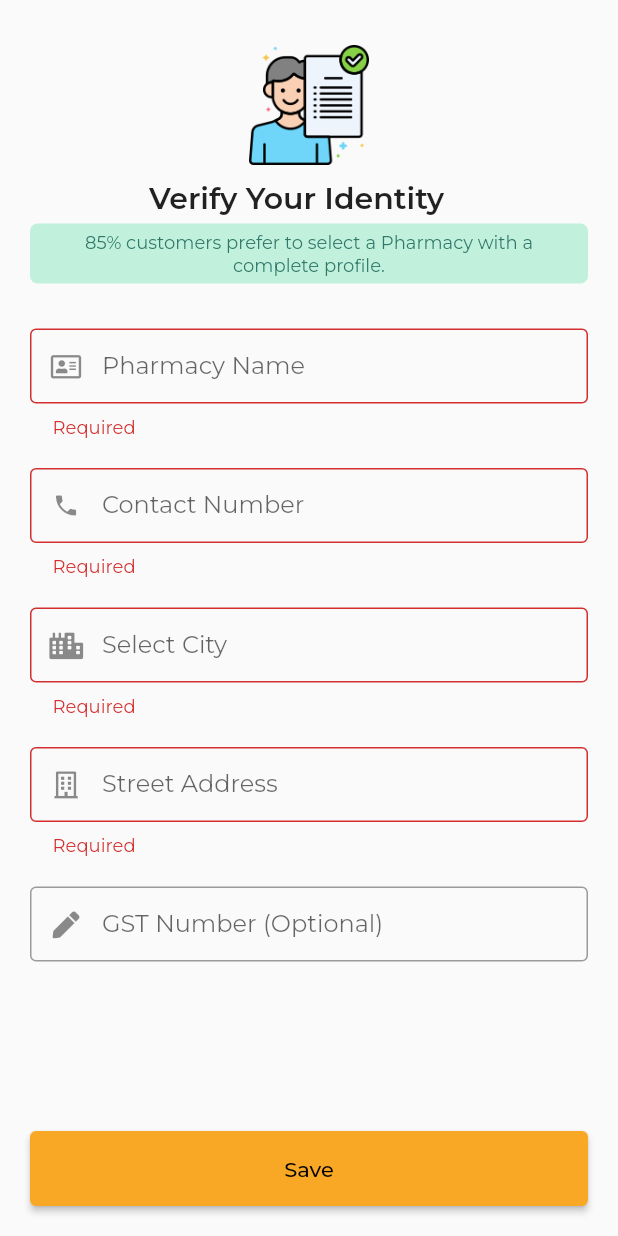
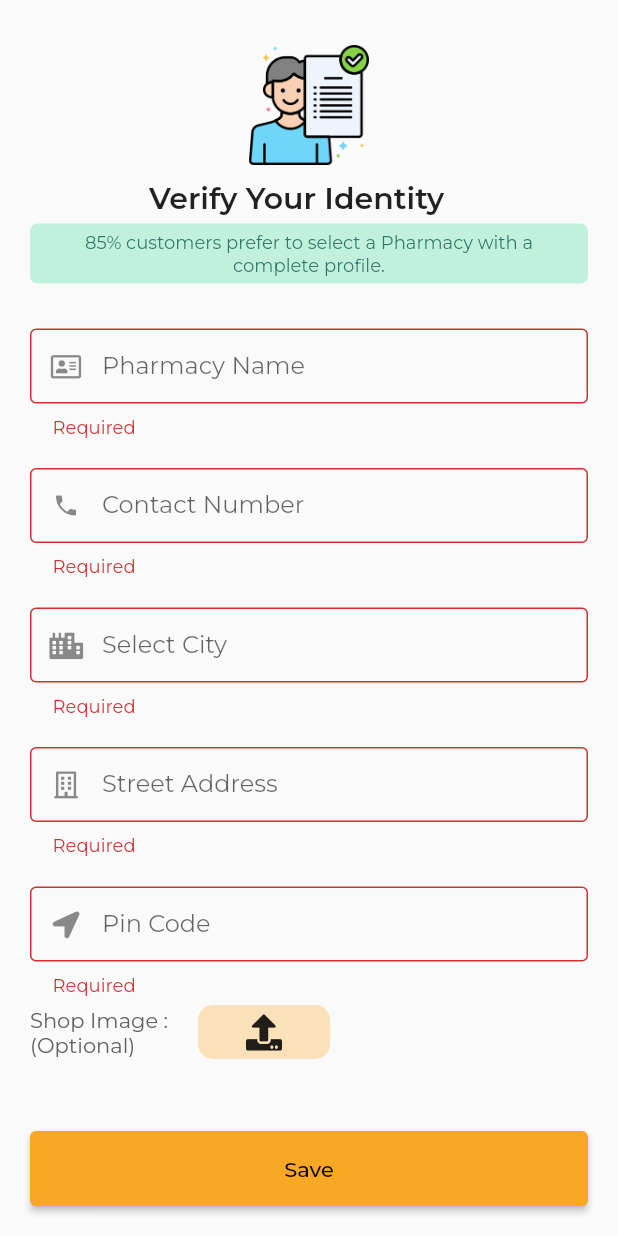
Before and after one commit to gauravmehta13/FastMeds-Partner, a Flutter app: the Pharmacy screen opened directly, after a tap on "Save", on a phone screen of 412 x 824 dp. Run offline on Flutter 3.47's test engine with Material 2 defaults, Android fonts, the phone set to English and light mode, and no system bars; our stand-ins replace cloud_firestore, dio, firebase_analytics, firebase_auth, firebase_core, firebase_storage and 7 more; missing offline and left inert: a package; accounts and stored records are empty.

Commit message:
Adding upload fucntionality

```diff
--- a/lib/Screens/OnBoarding/Pharmacy.dart
+++ b/lib/Screens/OnBoarding/Pharmacy.dart
@@ -1,15 +1,21 @@
+import 'dart:convert';
+import 'dart:io';
+
 import 'package:fastmeds/Constants/Constants.dart';
 import 'package:fastmeds/Constants/Districts.dart';
-import 'package:fastmeds/Screens/Home%20Page.dart';
 import 'package:fastmeds/Screens/Profile.dart';
 import 'package:fastmeds/models/database.dart';
+import 'package:flutter/foundation.dart';
 import 'package:flutter/services.dart';
 import 'package:dio/dio.dart';
 import 'package:firebase_auth/firebase_auth.dart';
 import 'package:flutter/cupertino.dart';
 import 'package:flutter/material.dart';
+import 'package:flutter_native_image/flutter_native_image.dart';
 import 'package:font_awesome_flutter/font_awesome_flutter.dart';
 import 'dart:convert' as convert;
+import 'package:firebase_storage/firebase_storage.dart' as firebase_storage;
+import 'package:image_picker/image_picker.dart';
 import '../../Fade Route.dart';
 
 final FirebaseAuth _auth = FirebaseAuth.instance;
@@ -22,6 +28,11 @@ class Pharmacy extends StatefulWidget {
 }
 
 class _PharmacyState extends State<Pharmacy> {
+  late File imageFile;
+  late bool isLoading;
+  late String imageUrl;
+  var pickupData;
+  List<String> pickupOptions = [];
   var dio = Dio();
   final _scaffoldKey = GlobalKey<ScaffoldState>();
   bool loading = false;
@@ -33,15 +44,8 @@ class _PharmacyState extends State<Pharmacy> {
   final formKey = GlobalKey<FormState>();
   var companyName = new TextEditingController();
   var streetAddress = new TextEditingController();
-  var gstNo = new TextEditingController();
+  var pinCode = new TextEditingController();
   var phone = new TextEditingController();
-
-  // PlatformFile displayImage;
-  // String displayImageLink;
-  // PlatformFile incorporationCertificate;
-  // String incorporationCertificateLink;
-  // List<PlatformFile> otherImages = [];
-  List<String> otherImagesLink = [];
   bool uploadingImages = false;
   final ScrollController scrollController = ScrollController();
 
@@ -80,7 +84,7 @@ class _PharmacyState extends State<Pharmacy> {
                         await DatabaseService(_auth.currentUser!.uid)
                             .updatePharmacyData(
                                 companyName.text,
-                                gstNo.text,
+                                pinCode.text,
                                 streetAddress.text,
                                 districtName,
                                 stateName,
@@ -340,17 +344,74 @@ class _PharmacyState extends State<Pharmacy> {
                                         },
                                       ),
                                       box20,
-                                      new TextFormField(
-                                        autovalidateMode:
-                                            AutovalidateMode.onUserInteraction,
-                                        controller: gstNo,
+                                      Row(
+                                        children: [
+                                          Expanded(
+                                              child: TextFormField(
+                                            keyboardType: TextInputType.number,
+                                            maxLength: 6,
+                                            textInputAction:
+                                                TextInputAction.next,
+                                            controller: pinCode,
+                                            onChanged: (pin) async {
+                                              var pickupPin = int.tryParse(pin);
+                                              var count = 0, temp = pickupPin;
+                                              while (temp! > 0) {
+                                                count++;
+                                                temp = (temp / 10).floor();
+                                              }
+                                              print(count);
+                                              setState(() {
+                                                pickupOptions = [];
+                                              });
+                                              if (count == 6) {
+                                                getPinData() async {
+                                                  var response = await dio.get(
+                                                      "https://api.postalpincode.in/pincode/$pin");
+                                                  print(response.data);
+                                                  var data = json
+                                                      .decode(response.data);
+                                                  setState(() {
+                                                    pickupOptions = [];
+                                                  });
+                                                  for (int i = 0;
+                                                      i <
+                                                          data[0]["PostOffice"]
+                                                              .length;
+                                                      i++) {
+                                                    pickupOptions.add(data[0]
+                                                            ["PostOffice"][i]
+                                                        ["Name"]);
+                                                  }
+
+                                                  setState(() {
+                                                    pickupData =
+                                                        data[0]["PostOffice"];
+                                                    pickupOptions =
+                                                        pickupOptions;
+                                                  });
+                                                  print(pickupOptions);
+                                                  print(pickupData);
+                                                }
+
+                                                getPinData();
+                                              }
+                                            },
                                             decoration: new InputDecoration(
-                                            isDense: true, // Added this
-                                            prefixIcon:
-                                                Icon(FontAwesomeIcons.pen),
-                                            contentPadding: EdgeInsets.all(15),
-                                            focusedBorder: OutlineInputBorder(
-                                              borderRadius: BorderRadius.all(
+                                                isDense: true,
+                                                counterText: "",
+                                                helperText: pickupData != null
+                                                    ? "${pickupData[0]["District"]}, ${pickupData[0]["State"]}"
+                                                    : "", // Added this
+                                                prefixIcon: Icon(
+                                                    FontAwesomeIcons
+                                                        .locationArrow),
+                                                contentPadding:
+                                                    EdgeInsets.all(15),
+                                                focusedBorder:
+                                                    OutlineInputBorder(
+                                                  borderRadius:
+                                                      BorderRadius.all(
                                                           Radius.circular(4)),
                                                   borderSide: BorderSide(
                                                     width: 1,
@@ -359,36 +420,73 @@ class _PharmacyState extends State<Pharmacy> {
                                                 ),
                                                 border: new OutlineInputBorder(
                                                     borderSide: new BorderSide(
-                                                    color: Colors.grey[200]!)),
-                                            labelText: "GST Number (Optional)"),
+                                                        color:
+                                                            Colors.grey[200]!)),
+                                                labelText: "Pin Code"),
+                                            validator: (value) {
+                                              if (value == null ||
+                                                  value.isEmpty) {
+                                                return 'Required';
+                                              }
+                                              return null;
+                                            },
+                                          )),
+                                          if (pickupOptions.length != 0)
+                                            Column(
+                                              children: [
+                                                Container(
+                                                  padding:
+                                                      EdgeInsets.only(left: 5),
+                                                  decoration: BoxDecoration(
+                                                    borderRadius:
+                                                        BorderRadius.circular(
+                                                            5.0),
+                                                    border: Border.all(
+                                                        color: Colors.grey,
+                                                        style:
+                                                            BorderStyle.solid,
+                                                        width: 0.80),
                                                   ),
-                                      box20,
-                                      // Row(
-                                      //   children: [
-                                      //     Text(
-                                      //       "Shop Images :\n(Optional)",
-                                      //       style: TextStyle(
-                                      //           color: Colors.grey[700]),
-                                      //     ),
-                                      //     SizedBox(
-                                      //       width: 20,
-                                      //     ),
-                                      //     RawMaterialButton(
-                                      //         onPressed: () {
-                                      //           displaySnackBar(
-                                      //               "Coming Soon", context);
-                                      //         },
-                                      //         elevation: 0,
-                                      //         fillColor: Color(0xFFf9a825)
-                                      //             .withOpacity(0.3),
-                                      //         child:
-                                      //             Icon(FontAwesomeIcons.upload),
-                                      //         shape: RoundedRectangleBorder(
-                                      //             borderRadius:
-                                      //                 BorderRadius.circular(
-                                      //                     10)))
-                                      //   ],
-                                      // )
+                                                  // child: DropDown(
+                                                  //   showUnderline: false,
+                                                  //   items: pickupOptions,
+                                                  //   hint: Text("Select Pickup Area"),
+                                                  //   onChanged: print,
+                                                  // ),
+                                                ),
+                                                SizedBox(
+                                                  height: 22,
+                                                )
+                                              ],
+                                            )
+                                        ],
+                                      ),
+                                      Row(
+                                        children: [
+                                          Text(
+                                            "Shop Image :\n(Optional)",
+                                            style: TextStyle(
+                                                color: Colors.grey[700]),
+                                          ),
+                                          SizedBox(
+                                            width: 20,
+                                          ),
+                                          RawMaterialButton(
+                                              onPressed: () {
+                                                displaySnackBar(
+                                                    "Coming Soon", context);
+                                              },
+                                              elevation: 0,
+                                              fillColor: Color(0xFFf9a825)
+                                                  .withOpacity(0.3),
+                                              child:
+                                                  Icon(FontAwesomeIcons.upload),
+                                              shape: RoundedRectangleBorder(
+                                                  borderRadius:
+                                                      BorderRadius.circular(
+                                                          10)))
+                                        ],
+                                      )
                                     ],
                                   ),
                                 ],
@@ -441,261 +539,72 @@ class _PharmacyState extends State<Pharmacy> {
   //   }
   // }
 
-  // getIncorporationCertificate() async {
-  //   FilePickerResult result = await FilePicker.platform.pickFiles(
-  //     withReadStream: true,
-  //     allowedExtensions: ['jpg', 'pdf', 'doc'],
-  //     type: FileType.custom,
-  //   );
-  //   if (result != null) {
-  //     print(result);
-  //     print(result.files);
-  //     print(result.files.single);
-  //     print(result.files.single.name);
-  //     print(result.files.single.size);
-  //     print(result.files.single.path);
-  //     setState(() {
-  //       // print(paths.first.extension);
-  //       // fileName = paths != null ? paths.map((e) => e.name).toString() : '...';
-  //       // print(fileName);
-  //     });
-  //     setState(() {
-  //       incorporationCertificate = result.files.single;
-  //     });
-  //     uploadIncorpCertificate();
-  //   } else {
-  //     // User canceled the picker
-  //   }
-  // }
+  Future getImage(int index) async {
+    PickedFile selectedFile;
 
-  // getDisplayImage() async {
-  //   FilePickerResult result = await FilePicker.platform.pickFiles(
-  //     withReadStream: true,
-  //     allowedExtensions: ["jpg"],
-  //     type: FileType.custom,
-  //   );
-  //   if (result != null) {
-  //     setState(() {
-  //       displayImage = result.files.single;
-  //     });
-  //     uploadDisplayImage();
-  //   } else {
-  //     // User canceled the picker
-  //   }
-  // }
+    if (kIsWeb) {
+      //selectedFile=await ImagePicker.platform.pickImage(source: ImageSource.gallery);
+      selectedFile =
+          (await ImagePicker().getImage(source: ImageSource.gallery))!;
+    } else {
+      if (index == 0)
+        selectedFile =
+            (await ImagePicker().getImage(source: ImageSource.gallery))!;
+      else
+        selectedFile =
+            (await ImagePicker().getImage(source: ImageSource.camera))!;
 
-  // getOtherImages() async {
-  //   try {
-  //     otherImages = (await FilePicker.platform.pickFiles(
-  //       withReadStream: true,
-  //       allowMultiple: true,
-  //       allowedExtensions: ["jpg"],
-  //       type: FileType.custom,
-  //     ))
-  //         ?.files;
-  //     setState(() {
-  //       otherImages = otherImages;
-  //     });
-  //     print(otherImages.length);
-  //     uploadOtherImages();
-  //   } on PlatformException catch (e) {
-  //     print("Unsupported operation" + e.toString());
-  //   } catch (ex) {
-  //     print(ex);
-  //   }
-  // }
+      //imageFile =File(selectedFile.path);
 
-  // uploadIncorpCertificate() async {
-  //   setState(() {
-  //     uploadingImages = true;
-  //   });
-  //   final mimeType = lookupMimeType(incorporationCertificate.name);
-  //   print(mimeType);
+    }
 
-  //   await dio.post(
-  //       'https://t2v0d33au7.execute-api.ap-south-1.amazonaws.com/Staging01/kyc/document?type=packersAndMovers',
-  //       data: {
-  //         "contentType": mimeType,
-  //         "metaData": {
-  //           "contentType": mimeType,
-  //         },
-  //       }).then((response) async {
-  //     Map<String, dynamic> map = json.decode(response.toString());
+    if (selectedFile != null) {
+      setState(() {
+        //orFile=selectedFile;
+        isLoading = true;
+      });
+      uploadFile(selectedFile);
+    }
+  }
 
-  //     setState(() {
-  //       incorporationCertificateLink = map['key'];
-  //     });
-  //     print(incorporationCertificateLink);
+  Future uploadFile(PickedFile orFile) async {
+    String fileName = DateTime.now().millisecondsSinceEpoch.toString();
+    firebase_storage.Reference reference =
+        firebase_storage.FirebaseStorage.instance.ref().child(fileName);
 
-  //     dio.put(
-  //       map['s3PutObjectUrl'],
-  //       data: incorporationCertificate.readStream,
-  //       options: Options(
-  //         contentType: mimeType,
-  //         headers: {"Content-Length": incorporationCertificate.size},
-  //       ),
-  //       onSendProgress: (int sentBytes, int totalBytes) {
-  //         double progressPercent = sentBytes / totalBytes * 100;
-  //         print("$progressPercent %");
-  //       },
-  //     ).then((response) {
-  //       print(response);
-  //       print(response.statusCode);
-  //       dio.post(
-  //           'https://t2v0d33au7.execute-api.ap-south-1.amazonaws.com/Staging01/kyc/info?type=packersAndMoversSP',
-  //           data: {
-  //             "type": "packersAndMoversSP",
-  //             "id": _auth.currentUser.uid,
-  //             "mobile": _auth.currentUser.phoneNumber,
-  //             "tenantUsecase": "pam",
-  //             "tenantSet_id": "PAM01",
-  //             "incorporationCertificate":
-  //                 incorporationCertificateLink.toString()
-  //           }).then((response) {
-  //         print(response);
-  //         setState(() {
-  //           uploadingImages = false;
-  //         });
-  //       });
-  //     }).catchError((error) {
-  //       setState(() {
-  //         uploadingImages = false;
-  //       });
-  //       print(error);
-  //     });
-  //   });
-  // }
+    late File compressedFile;
+    if (!kIsWeb)
+      compressedFile = await FlutterNativeImage.compressImage(orFile.path,
+          quality: 80, percentage: 90);
 
-  // uploadDisplayImage() async {
-  //   setState(() {
-  //     uploadingImages = true;
-  //   });
-  //   final mimeType = lookupMimeType(displayImage.name);
-  //   await dio.post(
-  //       'https://t2v0d33au7.execute-api.ap-south-1.amazonaws.com/Staging01/kyc/document?type=packersAndMovers',
-  //       data: {
-  //         "contentType": mimeType,
-  //         "metaData": {
-  //           "contentType": mimeType,
-  //         },
-  //       }).then((response) async {
-  //     print(response);
-  //     Map<String, dynamic> map = json.decode(response.toString());
-  //     setState(() {
-  //       displayImageLink = map['key'];
-  //     });
-  //     print(displayImageLink);
-  //     print(mimeType);
+    try {
+      firebase_storage.UploadTask uploadTask;
 
-  //     dio.put(
-  //       map['s3PutObjectUrl'],
-  //       data: displayImage.readStream,
-  //       options: Options(
-  //         contentType: mimeType,
-  //         headers: {
-  //           "Content-Length": displayImage.size,
-  //         },
-  //       ),
-  //       onSendProgress: (int sentBytes, int totalBytes) {
-  //         double progressPercent = sentBytes / totalBytes * 100;
-  //         print("$progressPercent %");
-  //       },
-  //     ).then((response) {
-  //       print(response);
-  //       print(response.statusCode);
-  //       dio.post(
-  //           'https://t2v0d33au7.execute-api.ap-south-1.amazonaws.com/Staging01/kyc/info?type=packersAndMoversSP',
-  //           data: {
-  //             "type": "packersAndMoversSP",
-  //             "id": _auth.currentUser.uid,
-  //             "mobile": _auth.currentUser.phoneNumber,
-  //             "tenantUsecase": "pam",
-  //             "tenantSet_id": "PAM01",
-  //             "displayImage": displayImageLink.toString()
-  //           }).then((response) {
-  //         print(response);
-  //       });
-  //       dio.post(
-  //           'https://t2v0d33au7.execute-api.ap-south-1.amazonaws.com/Staging01/serviceprovidercost',
-  //           data: {
-  //             "serviceProviderId": _auth.currentUser.uid,
-  //             "mobile": _auth.currentUser.phoneNumber,
-  //             "tenantUsecase": "pam",
-  //             "tenantSet_id": "PAM01",
-  //             "selfInfo": {"displayImage": displayImageLink.toString()}
-  //           }).then((value) => print(value));
-  //       print(response);
-  //       setState(() {
-  //         uploadingImages = false;
-  //       });
-  //     }).catchError((error) {
-  //       setState(() {
-  //         uploadingImages = false;
-  //       });
-  //       print(error);
-  //     });
-  //   });
-  // }
+      final metadata = firebase_storage.SettableMetadata(
+          contentType: 'image/jpeg',
+          customMetadata: {'picked-file-path': orFile.path});
 
-  // uploadOtherImages() async {
-  //   for (var i = 0; i < otherImages.length; i++) {
-  //     setState(() {
-  //       uploadingImages = true;
-  //     });
-  //     final mimeType = lookupMimeType(otherImages[i].name);
-  //     await dio.post(
-  //         'https://t2v0d33au7.execute-api.ap-south-1.amazonaws.com/Staging01/kyc/document?type=packersAndMovers',
-  //         data: {
-  //           "contentType": mimeType,
-  //           "metaData": {
-  //             "contentType": mimeType,
-  //           },
-  //         }).then((response) async {
-  //       print(response);
-  //       Map<String, dynamic> map = json.decode(response.toString());
-  //       setState(() {
-  //         otherImagesLink.add(map['key']);
-  //       });
-  //       print(otherImagesLink[i]);
-  //       dio.put(
-  //         map['s3PutObjectUrl'],
-  //         data: otherImages[i].readStream,
-  //         options: Options(
-  //           contentType: mimeType,
-  //           headers: {
-  //             "Content-Length": otherImages[i].size,
-  //           },
-  //         ),
-  //         onSendProgress: (int sentBytes, int totalBytes) {
-  //           double progressPercent = sentBytes / totalBytes * 100;
-  //           print("$progressPercent %");
-  //         },
-  //       ).then((response) {
-  //         print(response);
+      if (kIsWeb)
+        uploadTask = reference.putData(await orFile.readAsBytes(), metadata);
+      else
+        uploadTask = reference.putFile(compressedFile);
 
-  //         print(response.statusCode);
-  //         dio.post(
-  //             'https://t2v0d33au7.execute-api.ap-south-1.amazonaws.com/Staging01/kyc/info?type=packersAndMoversSP',
-  //             data: {
-  //               "type": "packersAndMoversSP",
-  //               "id": _auth.currentUser.uid,
-  //               "mobile": _auth.currentUser.phoneNumber,
-  //               "tenantUsecase": "pam",
-  //               "tenantSet_id": "PAM01",
-  //               "otherImages${i.toString()}": otherImagesLink[i].toString()
-  //             }).then((response) {
-  //           print(response);
-  //           setState(() {
-  //             uploadingImages = false;
-  //           });
-  //         });
-  //       }).catchError((error) {
-  //         setState(() {
-  //           uploadingImages = false;
-  //         });
-  //         print(error);
-  //       });
-  //     });
-  //   }
-  // }
+      firebase_storage.TaskSnapshot storageTaskSnapshot = await uploadTask;
+
+      storageTaskSnapshot.ref.getDownloadURL().then((downloadUrl) {
+        imageUrl = downloadUrl;
+        setState(() {
+          isLoading = false;
+          //onSendMessage(imageUrl, 1);
+        });
+      }, onError: (err) {
+        setState(() {
+          isLoading = false;
+        });
+        displaySnackBar("This File is not an Image", context);
+      });
+    } catch (e) {
+      print(e.toString());
     }
+  }
+}
--- a/lib/models/database.dart
+++ b/lib/models/database.dart
@@ -10,7 +10,7 @@ class DatabaseService {
     });
   }
 
-  Future updatePharmacyData(String shopName, String gstNo, String address,
+  Future updatePharmacyData(String shopName, String pin, String address,
       String city, String state, String phone) async {
     await FirebaseFirestore.instance.collection("Pharmacy").doc(uid).set({
       'shopName': shopName,
@@ -18,7 +18,7 @@ class DatabaseService {
       'city': city,
       'state': state,
       'address': address,
-      "gstNo": gstNo,
+      "pin": pin,
     });
   }
 
```
Also changed, not shown: lib/Screens/OnBoarding/Consultation.dart (deleted, +0 -13 lines), lib/Screens/OnBoarding/Diagnostic Labs.dart (added, +13 -0 lines), lib/Screens/OnBoarding/Select Tenant.dart (+6 -5 lines), pubspec.yaml (+8 -4 lines), pubspec.lock. Lines whose indentation alone changed are shown as unchanged.
